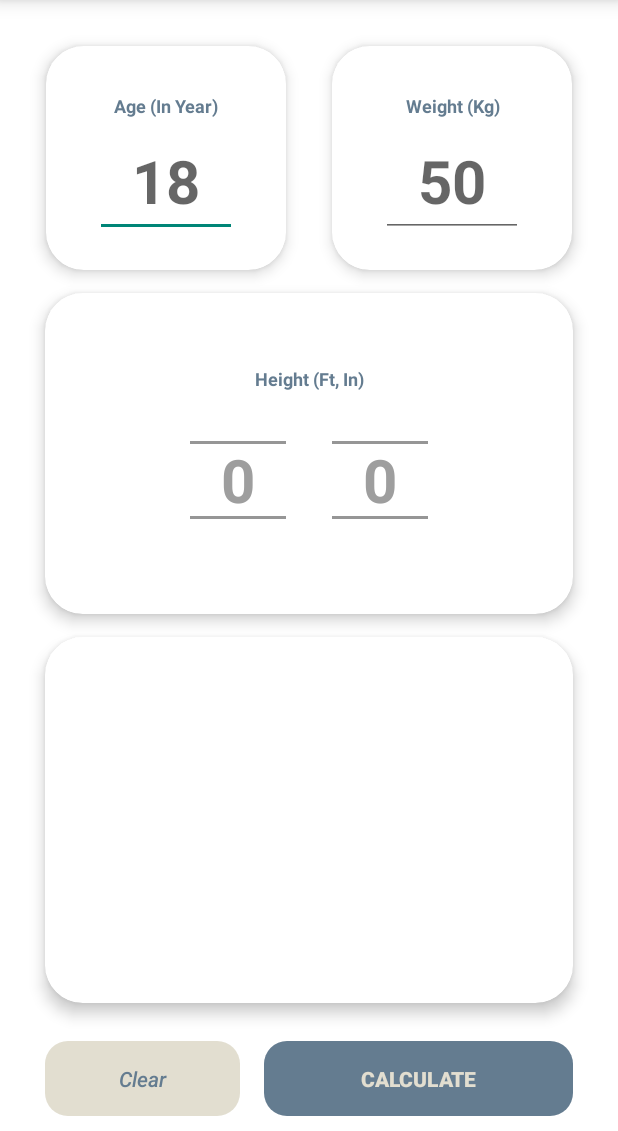
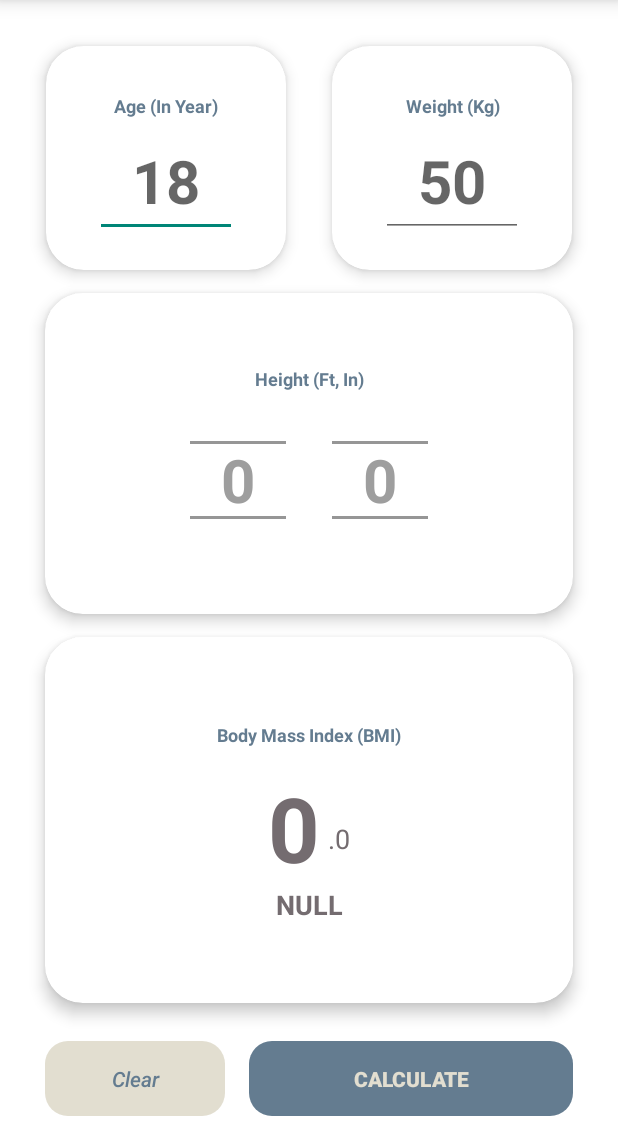
Before and after one commit to Jerreme/BMI_Calculator, an Android app: the screen it shows after launch (MainActivity), on a phone screen of 412 x 824 dp, the part 105-1236 px from its top. Run offline under Robolectric (Android 15) with nearby library versions, the phone set to English and light mode, and no system bars.

Commit message:
Progress 1D - Initial Layout

```diff
--- a/app/src/main/res/layout/activity_main.xml
+++ b/app/src/main/res/layout/activity_main.xml
@@ -152,13 +152,13 @@
 
             <TextView
                 android:id="@+id/textView5"
-                android:gravity="center_horizontal|center_vertical"
                 android:layout_width="match_parent"
                 android:layout_height="35dp"
-                android:textStyle="bold"
+                android:gravity="center_horizontal|center_vertical"
+                android:text="Height (Ft, In)"
                 android:textColor="#647C90"
                 android:textSize="12dp"
-                android:text="Height (Ft, In)"
+                android:textStyle="bold"
                 tools:ignore="HardcodedText,SpUsage" />
 
             <LinearLayout
@@ -196,7 +196,6 @@
         android:id="@+id/cardView2"
         android:layout_width="match_parent"
         android:layout_height="180dp"
-
         android:layout_marginTop="15dp"
         android:layout_marginLeft="30dp"
         android:layout_marginRight="30dp"
@@ -204,7 +203,77 @@
         android:layout_weight="0.5"
         android:background="@color/white"
         app:cardCornerRadius="25dp"
-        app:cardElevation="6dp"/>
+        app:cardElevation="6dp">
+
+        <LinearLayout
+            android:layout_width="match_parent"
+            android:layout_height="match_parent"
+            android:orientation="vertical"
+            android:gravity="center_horizontal|center_vertical"
+            >
+
+            <TextView
+                android:layout_width="match_parent"
+                android:layout_height="35sp"
+                android:text="Body Mass Index (BMI)"
+                android:gravity="center_horizontal|center_vertical"
+
+                android:textSize="12sp"
+                android:textStyle="bold"
+                android:textColor="#647C90"
+
+                tools:ignore="HardcodedText" />
+
+            <LinearLayout
+                android:layout_width="match_parent"
+                android:layout_height="wrap_content"
+                android:orientation="horizontal"
+                android:gravity="center_horizontal"
+                android:padding="4sp"
+                >
+
+                <TextView
+                    android:layout_width="wrap_content"
+                    android:layout_height="70sp"
+                    android:text="0"
+                    android:gravity="center_horizontal|center_vertical"
+
+                    android:textSize="60sp"
+                    android:textStyle="bold"
+                    android:textColor="#746C70"
+                    tools:ignore="HardcodedText" />
+
+                <TextView
+                    android:layout_width="wrap_content"
+                    android:layout_height="match_parent"
+                    android:paddingTop="25sp"
+                    android:layout_marginStart="5sp"
+                    android:text=".0"
+                    android:gravity="center_horizontal|center_vertical"
+
+                    android:textSize="18sp"
+                    android:textStyle="normal"
+                    android:textColor="#746C70"
+                    tools:ignore="HardcodedText" />
+
+
+            </LinearLayout>
+
+            <TextView
+                android:layout_width="match_parent"
+                android:layout_height="wrap_content"
+                android:padding="5sp"
+                android:gravity="center_horizontal|center_vertical"
+                android:text="Null"
+                android:textAllCaps="true"
+                android:textSize="18sp"
+                android:textStyle="bold"
+                android:textColor="#746C70"
+
+                tools:ignore="HardcodedText" />
+
+        </LinearLayout>
+    </androidx.cardview.widget.CardView>
 
     <LinearLayout
         android:id="@+id/linearLayout2"
@@ -221,7 +290,7 @@
 
         <Button
             android:id="@+id/button"
-            android:layout_width="130dp"
+            android:layout_width="120dp"
             android:layout_height="50dp"
             android:layout_marginEnd="8dp"
             android:background="@drawable/clear_btn"
```
